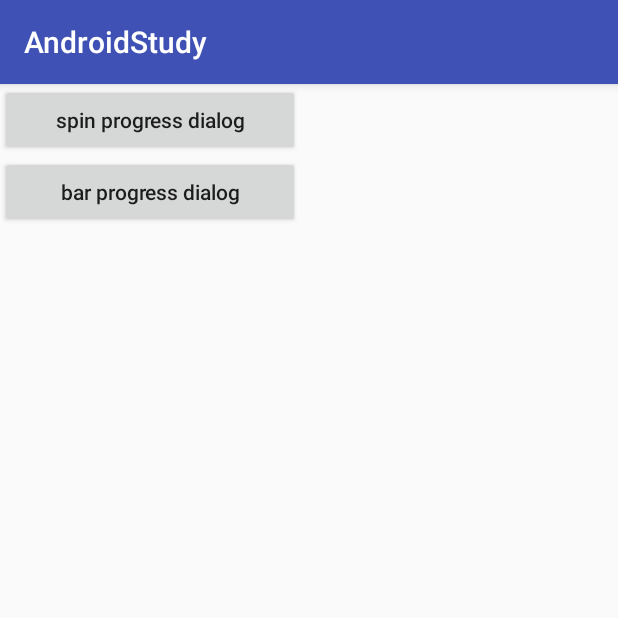
After one commit to eve0625/Android, an Android app: the ProgressDialogActivity screen opened directly, with no data from a screen before it, on a phone screen of 412 x 824 dp, the top half of it. The commit adds this screen. Run offline under Robolectric (Android 15) with nearby library versions, the phone set to English and light mode, and no system bars.

Commit message:
ProgressDialog 테스트

```diff
--- a/app/src/main/AndroidManifest.xml
+++ b/app/src/main/AndroidManifest.xml
@@ -7,6 +7,7 @@
     <!-- 카메라가 없는 장치에서는 이 어플리 아예 설정되지 않도록 하는 옵션 -->
     <uses-feature android:name="android.hardware.camera" />
     <uses-feature android:name="android.hardware.camera.autofocus" />
+
     <uses-permission android:name="android.permission.CAMERA" />
 
     <application
@@ -24,7 +25,8 @@
             </intent-filter>
         </activity>
         <activity android:name=".FullScreenActivity" />
-        <activity android:name=".surfaceview.SurfaceViewActivity"></activity>
+        <activity android:name=".surfaceview.SurfaceViewActivity" />
+        <activity android:name=".dialog.ProgressDialogActivity"></activity>
     </application>
 
 </manifest>
--- a/app/src/main/java/com/cindy/androidstudy/MainActivity.java
+++ b/app/src/main/java/com/cindy/androidstudy/MainActivity.java
@@ -7,6 +7,7 @@ import android.util.Log;
 import android.view.View;
 import android.widget.Button;
 
+import com.cindy.androidstudy.dialog.ProgressDialogActivity;
 import com.cindy.androidstudy.surfaceview.SurfaceViewActivity;
 
 public class MainActivity extends AppCompatActivity {
@@ -31,6 +32,11 @@ public class MainActivity extends AppCompatActivity {
                 startActivity(intent);
                 break;
             }
+            case R.id.btn_progress_dialog : {
+                intent.setClass(this, ProgressDialogActivity.class);
+                startActivity(intent);
+                break;
+            }
         }
     }
 
--- /dev/null
+++ b/app/src/main/res/layout/activity_progress_dialog.xml
@@ -0,0 +1,22 @@
+<?xml version="1.0" encoding="utf-8"?>
+<android.support.constraint.ConstraintLayout xmlns:android="http://schemas.android.com/apk/res/android"
+    xmlns:app="http://schemas.android.com/apk/res-auto"
+    xmlns:tools="http://schemas.android.com/tools"
+    android:layout_width="match_parent"
+    android:layout_height="match_parent"
+    tools:context="com.cindy.androidstudy.dialog.ProgressDialogActivity">
+
+    <Button
+        android:id="@+id/btn_spin_progress_dialog"
+        android:layout_width="200dp"
+        android:layout_height="wrap_content"
+        android:text="spin progress dialog" />
+
+    <Button
+        android:id="@+id/btn_bar_progress_dialog"
+        android:layout_width="200dp"
+        android:layout_height="wrap_content"
+        app:layout_constraintTop_toBottomOf="@+id/btn_spin_progress_dialog"
+        android:text="bar progress dialog" />
+
+</android.support.constraint.ConstraintLayout>
```
Also changed, not shown: app/src/main/java/com/cindy/androidstudy/dialog/ProgressDialogActivity.java (added, +129 -0 lines), app/src/main/res/layout/activity_main.xml (+7 -0 lines).
